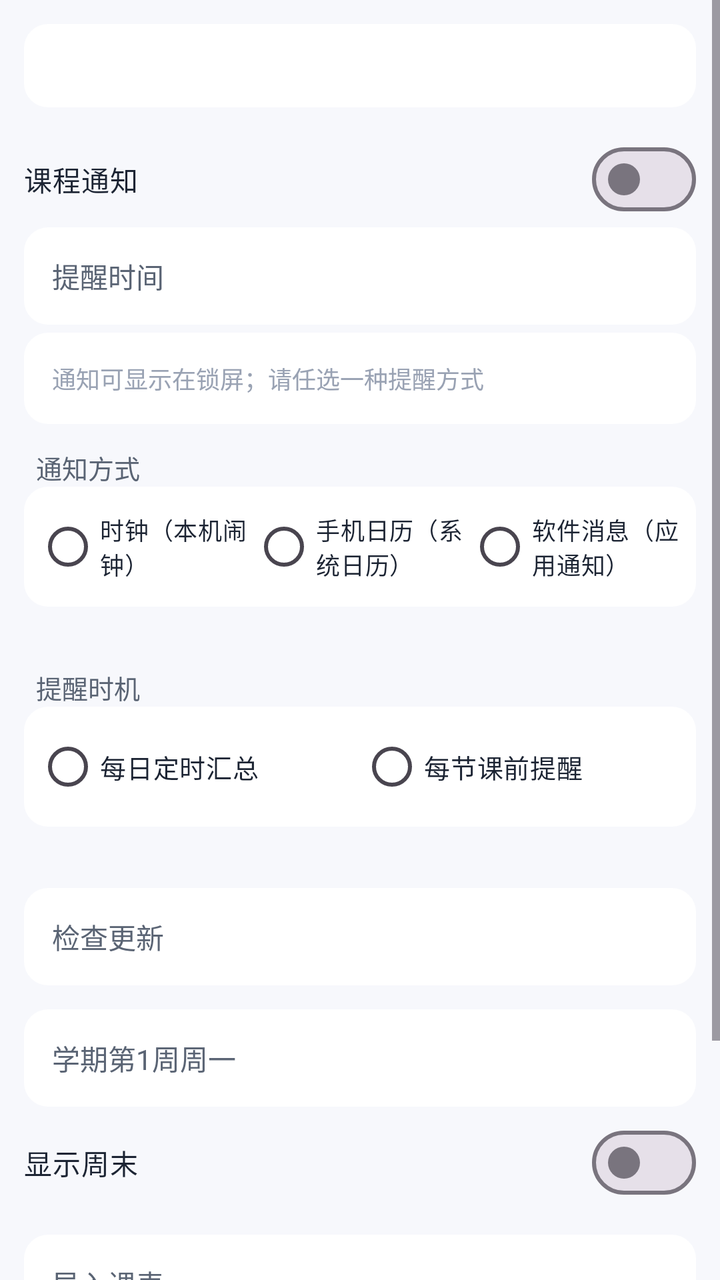
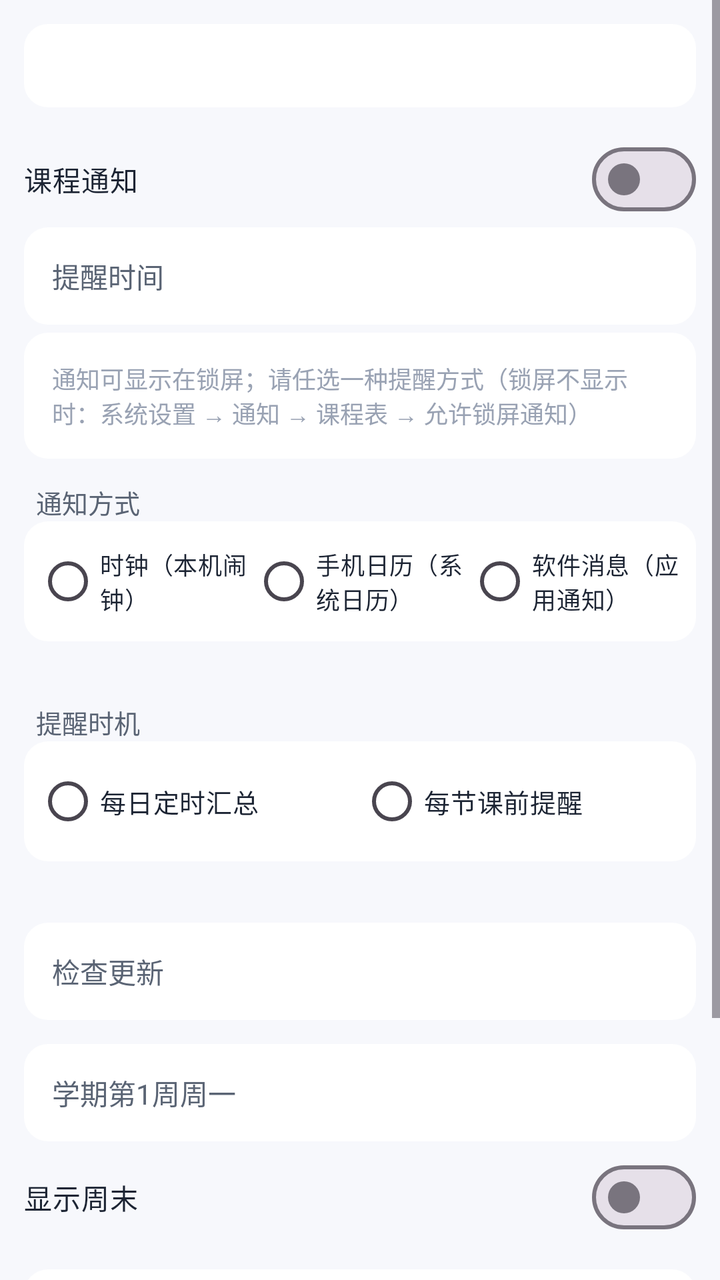

Two renders of the same Android screen: before a commit and after it. Below are the layout's source before the change and the commit's diff.
<!-- AndroidManifest.xml: application theme Theme.CourseTable -->
<!-- res/layout/fragment_settings.xml -->
<?xml version="1.0" encoding="utf-8"?>
<ScrollView xmlns:android="http://schemas.android.com/apk/res/android"
    xmlns:app="http://schemas.android.com/apk/res-auto"
    android:layout_width="match_parent"
    android:layout_height="match_parent"
    android:fillViewport="true">

    <LinearLayout
        android:layout_width="match_parent"
        android:layout_height="wrap_content"
        android:orientation="vertical"
        android:padding="12dp">

        <TextView
            android:id="@+id/settingsScheduleInfo"
            android:layout_width="match_parent"
            android:layout_height="wrap_content"
            android:background="@drawable/bg_card"
            android:padding="12dp"
            android:textColor="@color/ink_2"
            android:textSize="13sp" />

        <com.google.android.material.materialswitch.MaterialSwitch
            android:id="@+id/swNotify"
            android:layout_width="match_parent"
            android:layout_height="wrap_content"
            android:layout_marginTop="12dp"
            android:paddingVertical="10dp"
            android:text="@string/pref_notify_title"
            android:textColor="@color/ink" />

        <TextView
            android:id="@+id/rowNotifyTime"
            android:layout_width="match_parent"
            android:layout_height="wrap_content"
            android:background="@drawable/bg_card"
            android:clickable="true"
            android:focusable="true"
            android:padding="14dp"
            android:text="@string/pref_notify_time"
            android:textColor="@color/ink_2"
            android:textSize="14sp" />

        <TextView
            android:layout_width="match_parent"
            android:layout_height="wrap_content"
            android:layout_marginTop="4dp"
            android:background="@drawable/bg_card"
            android:padding="14dp"
            android:text="通知可显示在锁屏；请任选一种提醒方式"
            android:textColor="@color/ink_3"
            android:textSize="12sp" />

        <TextView
            android:layout_width="match_parent"
            android:layout_height="wrap_content"
            android:layout_marginTop="12dp"
            android:paddingHorizontal="6dp"
            android:text="通知方式"
            android:textColor="@color/ink_2"
            android:textSize="13sp" />

        <RadioGroup
            android:id="@+id/rgVia"
            android:layout_width="match_parent"
            android:layout_height="wrap_content"
            android:background="@drawable/bg_card"
            android:orientation="horizontal"
            android:padding="6dp">

            <RadioButton
                android:id="@+id/rbClock"
                android:layout_width="0dp"
                android:layout_height="wrap_content"
                android:layout_weight="1"
                android:buttonTint="@color/brand"
                android:text="时钟（本机闹钟）"
                android:textColor="@color/ink"
                android:textSize="12sp" />

            <RadioButton
                android:id="@+id/rbCalendar"
                android:layout_width="0dp"
                android:layout_height="wrap_content"
                android:layout_weight="1"
                android:buttonTint="@color/brand"
                android:text="手机日历（系统日历）"
                android:textColor="@color/ink"
                android:textSize="12sp" />

            <RadioButton
                android:id="@+id/rbApp"
                android:layout_width="0dp"
                android:layout_height="wrap_content"
                android:layout_weight="1"
                android:buttonTint="@color/brand"
                android:text="软件消息（应用通知）"
                android:textColor="@color/ink"
                android:textSize="12sp" />
        </RadioGroup>

        <TextView
            android:id="@+id/rowViaHint"
            android:layout_width="match_parent"
            android:layout_height="wrap_content"
            android:paddingHorizontal="8dp"
            android:paddingTop="4dp"
            android:textColor="@color/ink_3"
            android:textSize="11sp" />

        <TextView
            android:id="@+id/rowClearCalSync"
            android:layout_width="match_parent"
            android:layout_height="wrap_content"
            android:layout_marginTop="6dp"
            android:background="@drawable/bg_card"
            android:clickable="true"
            android:focusable="true"
            android:padding="14dp"
            android:text="消除日历同步"
            android:textColor="@color/accent_warn"
            android:textSize="14sp"
            android:visibility="gone" />

        <TextView
            android:id="@+id/rowTimingLabel"
            android:layout_width="match_parent"
            android:layout_height="wrap_content"
            android:layout_marginTop="12dp"
            android:paddingHorizontal="6dp"
            android:text="提醒时机"
            android:textColor="@color/ink_2"
            android:textSize="13sp" />

        <RadioGroup
            android:id="@+id/rgMode"
            android:layout_width="match_parent"
            android:layout_height="wrap_content"
            android:background="@drawable/bg_card"
            android:orientation="horizontal"
            android:padding="6dp">

            <RadioButton
                android:id="@+id/rbDaily"
                android:layout_width="0dp"
                android:layout_height="wrap_content"
                android:layout_weight="1"
                android:buttonTint="@color/brand"
                android:text="每日定时汇总"
                android:textColor="@color/ink"
                android:textSize="13sp" />

            <RadioButton
                android:id="@+id/rbClass"
                android:layout_width="0dp"
                android:layout_height="wrap_content"
                android:layout_weight="1"
                android:buttonTint="@color/brand"
                android:text="每节课前提醒"
                android:textColor="@color/ink"
                android:textSize="13sp" />
        </RadioGroup>

        <TextView
            android:id="@+id/rowLead"
            android:layout_width="match_parent"
            android:layout_height="wrap_content"
            android:background="@drawable/bg_card"
            android:clickable="true"
            android:focusable="true"
            android:padding="14dp"
            android:textColor="@color/ink_2"
            android:textSize="14sp"
            android:visibility="gone" />

        <TextView
            android:id="@+id/rowModeHint"
            android:layout_width="match_parent"
            android:layout_height="wrap_content"
            android:paddingHorizontal="8dp"
            android:paddingTop="4dp"
            android:textColor="@color/ink_3"
            android:textSize="11sp" />

        <TextView
            android:id="@+id/rowUpdate"
            android:layout_width="match_parent"
            android:layout_height="wrap_content"
            android:layout_marginTop="12dp"
            android:background="@drawable/bg_card"
            android:clickable="true"
            android:focusable="true"
            android:padding="14dp"
            android:text="检查更新"
            android:textColor="@color/ink_2"
            android:textSize="14sp" />

        <TextView
            android:id="@+id/rowTermStart"
            android:layout_width="match_parent"
            android:layout_height="wrap_content"
            android:layout_marginTop="12dp"
            android:background="@drawable/bg_card"
            android:clickable="true"
            android:focusable="true"
            android:padding="14dp"
            android:text="@string/pref_term_start"
            android:textColor="@color/ink_2"
            android:textSize="14sp" />

        <com.google.android.material.materialswitch.MaterialSwitch
            android:id="@+id/swWeekend"
            android:layout_width="match_parent"
            android:layout_height="wrap_content"
            android:layout_marginTop="4dp"
            android:paddingVertical="10dp"
            android:text="@string/pref_weekend"
            android:textColor="@color/ink" />

        <TextView
            android:id="@+id/rowImport"
            android:layout_width="match_parent"
            android:layout_height="wrap_content"
            android:layout_marginTop="12dp"
            android:background="@drawable/bg_card"
            android:clickable="true"
            android:focusable="true"
            android:padding="14dp"
            android:text="@string/pref_import_here"
            android:textColor="@color/ink_2"
            android:textSize="14sp" />

        <TextView
            android:id="@+id/rowClear"
            android:layout_width="match_parent"
            android:layout_height="wrap_content"
            android:background="@drawable/bg_card"
            android:clickable="true"
            android:focusable="true"
            android:padding="14dp"
            android:text="@string/pref_clear"
            android:textColor="@color/accent_warn"
            android:textSize="14sp" />

        <TextView
            android:id="@+id/rowAbout"
            android:layout_width="match_parent"
            android:layout_height="wrap_content"
            android:layout_marginTop="12dp"
            android:background="@drawable/bg_card"
            android:clickable="true"
            android:focusable="true"
            android:padding="14dp"
            android:text="@string/pref_about"
            android:textColor="@color/ink_2"
            android:textSize="14sp" />
    </LinearLayout>
</ScrollView>
<!-- resources referenced by this layout -->
<resources>
  <color name="accent_warn">#E0703F</color>
  <color name="brand">#3F6AE0</color>
  <color name="ink">#1C2433</color>
  <color name="ink_2">#5A6474</color>
  <color name="ink_3">#99A2B3</color>
  <!-- drawable bg_card (drawable) -->
  <?xml version="1.0" encoding="utf-8"?>
  <shape xmlns:android="http://schemas.android.com/apk/res/android" android:shape="rectangle">
      <solid android:color="@color/card" />
      <corners android:radius="12dp" />
  </shape>
  <string name="pref_about">关于</string>
  <string name="pref_clear">清除课表</string>
  <string name="pref_import_here">导入课表…</string>
  <string name="pref_notify_time">提醒时间</string>
  <string name="pref_notify_title">课程通知</string>
  <string name="pref_term_start">学期第1周周一</string>
  <string name="pref_weekend">显示周末</string>
  <style name="Theme.CourseTable" parent="Theme.Material3.Light.NoActionBar">
          <item name="colorPrimary">@color/brand</item>
          <item name="colorOnPrimary">@color/card</item>
          <item name="colorPrimaryContainer">@color/brand_light</item>
          <item name="colorOnPrimaryContainer">@color/brand_dark</item>
          <item name="android:windowBackground">@color/bg</item>
          <item name="android:statusBarColor">@color/bg</item>
          <item name="android:windowLightStatusBar">true</item>
      </style>
  <color name="card">#FFFFFF</color>
  <color name="brand_light">#E8EEFC</color>
  <color name="brand_dark">#2C4FAD</color>
  <color name="bg">#F7F8FC</color>
</resources>

<!-- the commit's change to res/layout/fragment_settings.xml (unified diff, before → after) -->
@@ -47,7 +47,7 @@
             android:layout_marginTop="4dp"
             android:background="@drawable/bg_card"
             android:padding="14dp"
-            android:text="通知可显示在锁屏；请任选一种提醒方式"
+            android:text="通知可显示在锁屏；请任选一种提醒方式（锁屏不显示时：系统设置 → 通知 → 课程表 → 允许锁屏通知）"
             android:textColor="@color/ink_3"
             android:textSize="12sp" />
 
@@ -123,6 +123,20 @@
             android:visibility="gone" />
 
         <TextView
+            android:id="@+id/rowClockSync"
+            android:layout_width="match_parent"
+            android:layout_height="wrap_content"
+            android:layout_marginTop="6dp"
+            android:background="@drawable/bg_card"
+            android:clickable="true"
+            android:focusable="true"
+            android:padding="14dp"
+            android:text="同步到本机时钟（打开时钟 App 逐个确认，闹铃附课程备注）"
+            android:textColor="@color/ink_2"
+            android:textSize="14sp"
+            android:visibility="gone" />
+
+        <TextView
             android:id="@+id/rowTimingLabel"
             android:layout_width="match_parent"
             android:layout_height="wrap_content"
